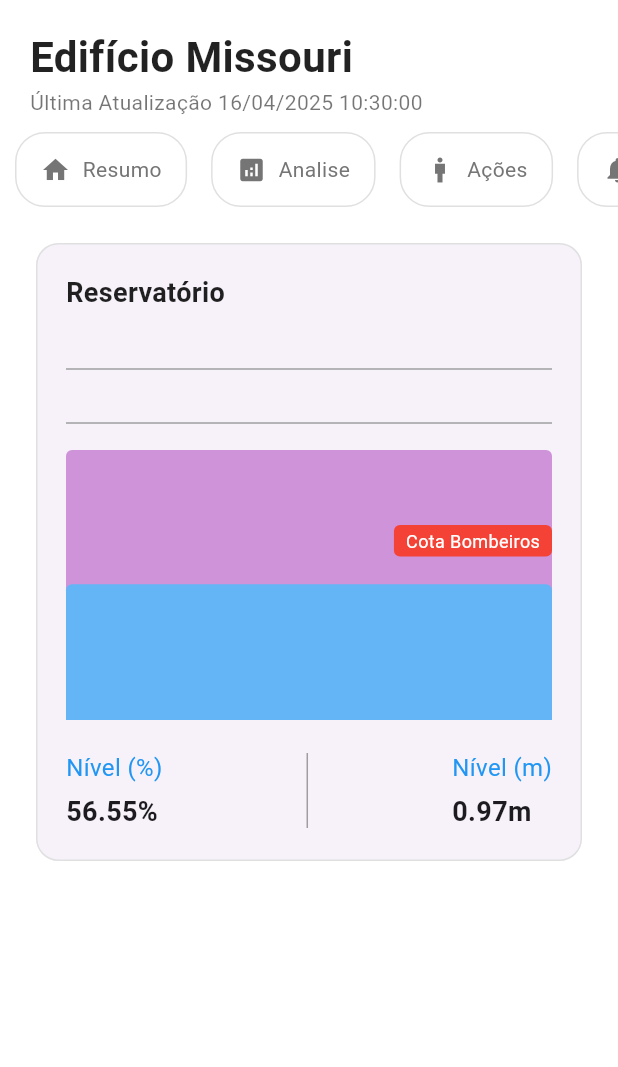
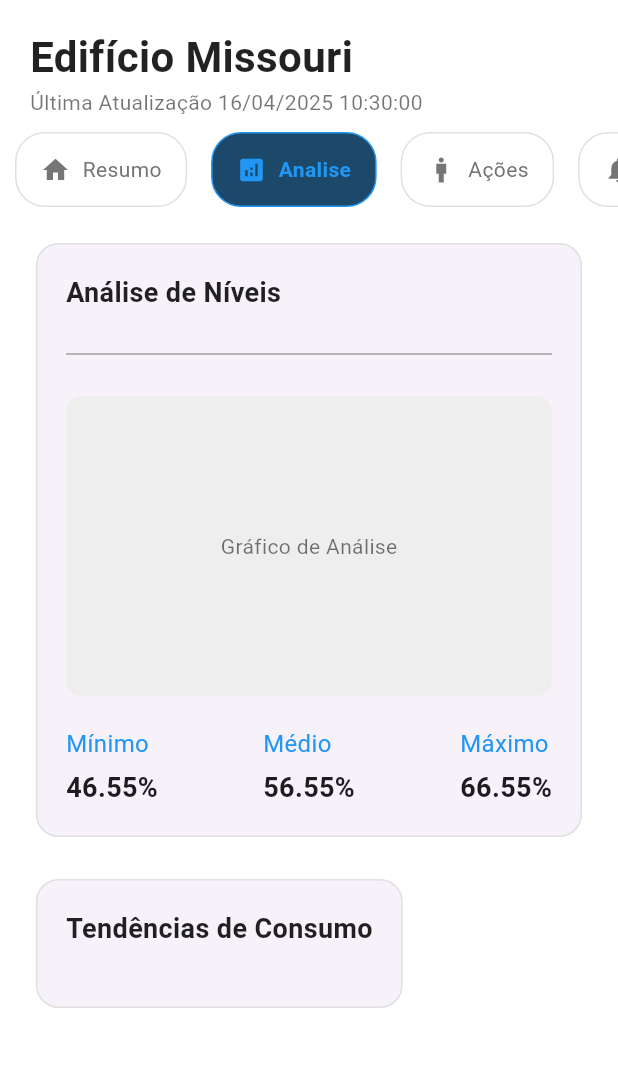
Before and after one commit to Eduardo-MKS/QualleControl, a Flutter app: the CondominioDetalhesScreen screen opened directly with sample values from the repository, after a tap on "Analise", on a phone screen of 412 x 824 dp, the part 57-1124 px from its top. Run offline on Flutter 3.47's test engine with Material 3 defaults, Android fonts, the light colour scheme and no system bars; our stand-ins replace flutter_svg.

Commit message:
feat: created new components for  "resumo" screen

```diff
--- /dev/null
+++ b/lib/views/condominios/components/resumo_component.dart
@@ -0,0 +1 @@
+// TODO Implement this library.
--- a/lib/views/condominios/condo_detalhes_screen.dart
+++ b/lib/views/condominios/condo_detalhes_screen.dart
@@ -1,19 +1,35 @@
 import 'package:flutter/material.dart';
+import 'package:flutter_mks_app/views/condominios/detalhes/acoes_component.dart';
+import 'package:flutter_mks_app/views/condominios/detalhes/alarmes_component.dart';
+import 'package:flutter_mks_app/views/condominios/detalhes/analise_component.dart';
+import 'package:flutter_mks_app/views/condominios/detalhes/configuracoes_component.dart';
+import 'package:flutter_mks_app/views/condominios/detalhes/resumo_component.dart';
 import '../../models/condominio_model.dart';
 import '../../utils/formatters.dart';
-import '../condominios/components/nav_button.dart';
-import 'components/reservatorio_chart.dart';
+import 'components/nav_button.dart';
 
-class CondominioDetalhesScreen extends StatelessWidget {
+// Define the enum at the top level instead of inside the class
+enum NavTab { resumo, analise, acoes, alarmes, configuracoes }
+
+class CondominioDetalhesScreen extends StatefulWidget {
   final CondominioModel condominio;
 
   const CondominioDetalhesScreen({super.key, required this.condominio});
 
   @override
+  State<CondominioDetalhesScreen> createState() =>
+      _CondominioDetalhesScreenState();
+}
+
+class _CondominioDetalhesScreenState extends State<CondominioDetalhesScreen> {
+  // Default selected tab
+  NavTab _selectedTab = NavTab.resumo;
+
+  @override
   Widget build(BuildContext context) {
     // Formato de data e hora
     String dataFormatada = DateFormatter.formatarData(
-      condominio.ultimaAtualizacao,
+      widget.condominio.ultimaAtualizacao,
     );
 
     return Scaffold(
@@ -35,13 +51,14 @@ class CondominioDetalhesScreen extends StatelessWidget {
       body: Column(
         crossAxisAlignment: CrossAxisAlignment.start,
         children: [
+          // Header section with condominium name and update time
           Padding(
             padding: const EdgeInsets.symmetric(horizontal: 20.0),
             child: Column(
               crossAxisAlignment: CrossAxisAlignment.start,
               children: [
                 Text(
-                  condominio.nome,
+                  widget.condominio.nome,
                   style: const TextStyle(
                     fontSize: 28,
                     fontWeight: FontWeight.bold,
@@ -69,7 +86,7 @@ class CondominioDetalhesScreen extends StatelessWidget {
 
           const SizedBox(height: 10),
 
-          // Menu de navegação
+          // Navigation menu
           SizedBox(
             height: 50,
             child: ListView(
@@ -79,39 +96,52 @@ class CondominioDetalhesScreen extends StatelessWidget {
                 NavButton(
                   icon: Icons.home,
                   label: "Resumo",
-                  isSelected: false,
+                  isSelected: _selectedTab == NavTab.resumo,
                   onTap: () {
-                    // Navegar para a tela de resumo
-                    Navigator.pushNamed(context, '/condominios');
+                    setState(() {
+                      _selectedTab = NavTab.resumo;
+                    });
                   },
                 ),
                 NavButton(
                   icon: Icons.analytics,
                   label: "Analise",
-                  isSelected: false,
-                  onTap: () {},
+                  isSelected: _selectedTab == NavTab.analise,
+                  onTap: () {
+                    setState(() {
+                      _selectedTab = NavTab.analise;
+                    });
+                  },
                 ),
                 NavButton(
                   icon: Icons.man_sharp,
-                  //beenhere,
                   label: "Ações",
-                  isSelected: false,
-                  onTap: () {},
+                  isSelected: _selectedTab == NavTab.acoes,
+                  onTap: () {
+                    setState(() {
+                      _selectedTab = NavTab.acoes;
+                    });
+                  },
                 ),
                 NavButton(
                   icon: Icons.notifications,
                   label: "Alarmes",
-                  isSelected: false,
+                  isSelected: _selectedTab == NavTab.alarmes,
                   onTap: () {
-                    // Navegar para a tela de resumo
-                    Navigator.pushNamed(context, '/alarmescreen');
+                    setState(() {
+                      _selectedTab = NavTab.alarmes;
+                    });
                   },
                 ),
                 NavButton(
                   icon: Icons.settings,
                   label: "Configurações",
-                  isSelected: false,
-                  onTap: () {},
+                  isSelected: _selectedTab == NavTab.configuracoes,
+                  onTap: () {
+                    setState(() {
+                      _selectedTab = NavTab.configuracoes;
+                    });
+                  },
                 ),
               ],
             ),
@@ -119,99 +149,26 @@ class CondominioDetalhesScreen extends StatelessWidget {
 
           const SizedBox(height: 20),
 
-          // Card do reservatório
-          Padding(
-            padding: const EdgeInsets.symmetric(horizontal: 20.0),
-            child: Card(
-              elevation: 0,
-              shape: RoundedRectangleBorder(
-                borderRadius: BorderRadius.circular(15),
-                side: BorderSide(color: Colors.grey.shade300, width: 1),
-              ),
-              child: Padding(
-                padding: const EdgeInsets.all(20.0),
-                child: Column(
-                  crossAxisAlignment: CrossAxisAlignment.start,
-                  children: [
-                    const Text(
-                      "Reservatório",
-                      style: TextStyle(
-                        fontSize: 18,
-                        fontWeight: FontWeight.bold,
-                        color: Colors.black87,
-                      ),
-                    ),
-
-                    const SizedBox(height: 30),
-                    const Divider(color: Colors.grey),
-                    const SizedBox(height: 20),
-                    const Divider(color: Colors.grey),
-                    const SizedBox(height: 10),
-
-                    // Gráfico do reservatório
-                    SizedBox(
-                      height: 180,
-                      child: ReservatorioChart(
-                        nivelPercentual: condominio.nivelReservatorioPercentual,
-                      ),
-                    ),
-
-                    const SizedBox(height: 20),
-
-                    // Informações de nível
-                    Row(
-                      mainAxisAlignment: MainAxisAlignment.spaceBetween,
-                      children: [
-                        Column(
-                          crossAxisAlignment: CrossAxisAlignment.start,
-                          children: [
-                            const Text(
-                              "Nível (%)",
-                              style: TextStyle(
-                                color: Colors.blue,
-                                fontSize: 16,
-                              ),
-                            ),
-                            const SizedBox(height: 5),
-                            Text(
-                              "${condominio.nivelReservatorioPercentual}%",
-                              style: const TextStyle(
-                                fontSize: 18,
-                                fontWeight: FontWeight.bold,
-                              ),
-                            ),
-                          ],
-                        ),
-                        Container(height: 50, width: 1, color: Colors.grey),
-                        Column(
-                          crossAxisAlignment: CrossAxisAlignment.start,
-                          children: [
-                            const Text(
-                              "Nível (m)",
-                              style: TextStyle(
-                                color: Colors.blue,
-                                fontSize: 16,
-                              ),
-                            ),
-                            const SizedBox(height: 5),
-                            Text(
-                              "${condominio.nivelReservatorioMetros}m",
-                              style: const TextStyle(
-                                fontSize: 18,
-                                fontWeight: FontWeight.bold,
-                              ),
-                            ),
-                          ],
-                        ),
-                      ],
-                    ),
-                  ],
-                ),
-              ),
-            ),
-          ),
+          // Dynamic content area that changes based on selected tab
+          Expanded(child: _buildSelectedContent()),
         ],
       ),
     );
   }
+
+  // Method to build the content based on selected tab
+  Widget _buildSelectedContent() {
+    switch (_selectedTab) {
+      case NavTab.resumo:
+        return ResumoScreen(condominio: widget.condominio);
+      case NavTab.analise:
+        return AnaliseComponent(condominio: widget.condominio);
+      case NavTab.acoes:
+        return AcoesComponent(condominio: widget.condominio);
+      case NavTab.alarmes:
+        return AlarmesComponent(condominio: widget.condominio);
+      case NavTab.configuracoes:
+        return ConfiguracoesComponent(condominio: widget.condominio);
+    }
+  }
 }
--- /dev/null
+++ b/lib/views/condominios/detalhes/analise_component.dart
@@ -0,0 +1,127 @@
+import 'package:flutter/material.dart';
+import '../../../models/condominio_model.dart';
+
+class AnaliseComponent extends StatelessWidget {
+  final CondominioModel condominio;
+
+  const AnaliseComponent({super.key, required this.condominio});
+
+  @override
+  Widget build(BuildContext context) {
+    return SingleChildScrollView(
+      child: Padding(
+        padding: const EdgeInsets.symmetric(horizontal: 20.0),
+        child: Column(
+          crossAxisAlignment: CrossAxisAlignment.start,
+          children: [
+            Card(
+              elevation: 0,
+              shape: RoundedRectangleBorder(
+                borderRadius: BorderRadius.circular(15),
+                side: BorderSide(color: Colors.grey.shade300, width: 1),
+              ),
+              child: Padding(
+                padding: const EdgeInsets.all(20.0),
+                child: Column(
+                  crossAxisAlignment: CrossAxisAlignment.start,
+                  children: [
+                    const Text(
+                      "Análise de Níveis",
+                      style: TextStyle(
+                        fontSize: 18,
+                        fontWeight: FontWeight.bold,
+                        color: Colors.black87,
+                      ),
+                    ),
+                    const SizedBox(height: 20),
+                    const Divider(color: Colors.grey),
+                    const SizedBox(height: 20),
+
+                    // Placeholder for chart
+                    Container(
+                      height: 200,
+                      decoration: BoxDecoration(
+                        color: Colors.grey.shade200,
+                        borderRadius: BorderRadius.circular(10),
+                      ),
+                      child: const Center(
+                        child: Text(
+                          "Gráfico de Análise",
+                          style: TextStyle(color: Colors.black54),
+                        ),
+                      ),
+                    ),
+
+                    const SizedBox(height: 20),
+
+                    // Placeholder for stats or additional info
+                    Row(
+                      mainAxisAlignment: MainAxisAlignment.spaceBetween,
+                      children: [
+                        _buildStatItem(
+                          "Mínimo",
+                          "${condominio.nivelReservatorioPercentual - 10}%",
+                        ),
+                        _buildStatItem(
+                          "Médio",
+                          "${condominio.nivelReservatorioPercentual}%",
+                        ),
+                        _buildStatItem(
+                          "Máximo",
+                          "${condominio.nivelReservatorioPercentual + 10}%",
+                        ),
+                      ],
+                    ),
+                  ],
+                ),
+              ),
+            ),
+
+            const SizedBox(height: 20),
+
+            // Additional analysis card
+            Card(
+              elevation: 0,
+              shape: RoundedRectangleBorder(
+                borderRadius: BorderRadius.circular(15),
+                side: BorderSide(color: Colors.grey.shade300, width: 1),
+              ),
+              child: const Padding(
+                padding: EdgeInsets.all(20.0),
+                child: Column(
+                  crossAxisAlignment: CrossAxisAlignment.start,
+                  children: [
+                    Text(
+                      "Tendências de Consumo",
+                      style: TextStyle(
+                        fontSize: 18,
+                        fontWeight: FontWeight.bold,
+                        color: Colors.black87,
+                      ),
+                    ),
+                    SizedBox(height: 20),
+                    // Content for trends
+                  ],
+                ),
+              ),
+            ),
+          ],
+        ),
+      ),
+    );
+  }
+
+  Widget _buildStatItem(String label, String value) {
+    return Column(
+      crossAxisAlignment: CrossAxisAlignment.start,
+      children: [
+        Text(label, style: const TextStyle(color: Colors.blue, fontSize: 16)),
+        const SizedBox(height: 5),
+        Text(
+          value,
+          style: const TextStyle(fontSize: 18, fontWeight: FontWeight.bold),
+        ),
+      ],
+    );
+  }
+}
--- /dev/null
+++ b/lib/views/condominios/detalhes/resumo_component.dart
@@ -0,0 +1,96 @@
+import 'package:flutter/material.dart';
+import 'package:flutter_mks_app/models/condominio_model.dart';
+import 'package:flutter_mks_app/views/condominios/components/reservatorio_chart.dart';
+
+class ResumoScreen extends StatelessWidget {
+  final CondominioModel condominio;
+  const ResumoScreen({super.key, required this.condominio});
+
+  @override
+  Widget build(BuildContext context) {
+    return Padding(
+      padding: const EdgeInsets.symmetric(horizontal: 20.0),
+      child: Card(
+        elevation: 0,
+        shape: RoundedRectangleBorder(
+          borderRadius: BorderRadius.circular(15),
+          side: BorderSide(color: Colors.grey.shade300, width: 1),
+        ),
+        child: Padding(
+          padding: const EdgeInsets.all(20.0),
+          child: Column(
+            crossAxisAlignment: CrossAxisAlignment.start,
+            children: [
+              const Text(
+                "Reservatório",
+                style: TextStyle(
+                  fontSize: 18,
+                  fontWeight: FontWeight.bold,
+                  color: Colors.black87,
+                ),
+              ),
+
+              const SizedBox(height: 30),
+              const Divider(color: Colors.grey),
+              const SizedBox(height: 20),
+              const Divider(color: Colors.grey),
+              const SizedBox(height: 10),
+
+              // Gráfico do reservatório
+              SizedBox(
+                height: 180,
+                child: ReservatorioChart(
+                  nivelPercentual: condominio.nivelReservatorioPercentual,
+                ),
+              ),
+
+              const SizedBox(height: 20),
+
+              // Informações de nível
+              Row(
+                mainAxisAlignment: MainAxisAlignment.spaceBetween,
+                children: [
+                  Column(
+                    crossAxisAlignment: CrossAxisAlignment.start,
+                    children: [
+                      const Text(
+                        "Nível (%)",
+                        style: TextStyle(color: Colors.blue, fontSize: 16),
+                      ),
+                      const SizedBox(height: 5),
+                      Text(
+                        "${condominio.nivelReservatorioPercentual}%",
+                        style: const TextStyle(
+                          fontSize: 18,
+                          fontWeight: FontWeight.bold,
+                        ),
+                      ),
+                    ],
+                  ),
+                  Container(height: 50, width: 1, color: Colors.grey),
+                  Column(
+                    crossAxisAlignment: CrossAxisAlignment.start,
+                    children: [
+                      const Text(
+                        "Nível (m)",
+                        style: TextStyle(color: Colors.blue, fontSize: 16),
+                      ),
+                      const SizedBox(height: 5),
+                      Text(
+                        "${condominio.nivelReservatorioMetros}m",
+                        style: const TextStyle(
+                          fontSize: 18,
+                          fontWeight: FontWeight.bold,
+                        ),
+                      ),
+                    ],
+                  ),
+                ],
+              ),
+            ],
+          ),
+        ),
+      ),
+    );
+  }
+}
```
Also changed, not shown: lib/views/condominios/detalhes/acoes_component.dart (added, +106 -0 lines), lib/views/condominios/detalhes/alarmes_component.dart (added, +131 -0 lines), lib/views/condominios/detalhes/configuracoes_component.dart (added, +107 -0 lines).
